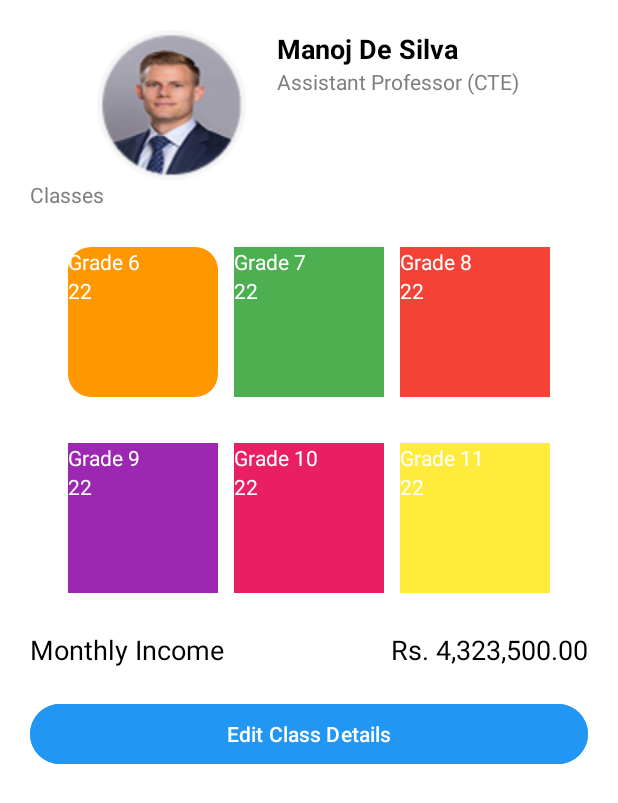
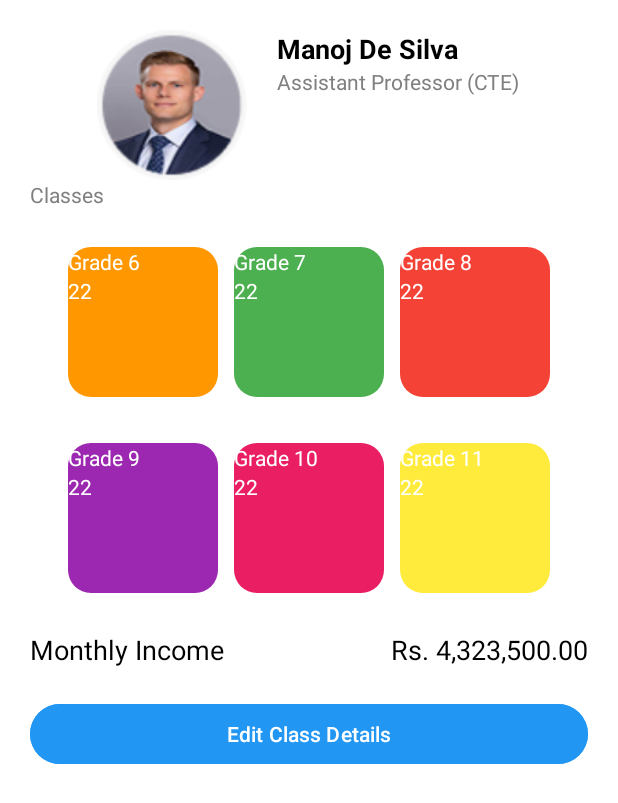
Before and after one commit to MeghanaNuwanthi/Tuition-Class-Management-System, an Android app: the DashboardActivity screen opened directly, with no data from a screen before it, on a phone screen of 412 x 824 dp. Shown: the top 803 px of the screen. Run offline under Robolectric (Android 15) with nearby library versions, the phone set to English and light mode, and no system bars.

Commit message:
Update activity_dashboard.xml

```diff
--- a/app/src/main/res/layout/activity_dashboard.xml
+++ b/app/src/main/res/layout/activity_dashboard.xml
@@ -93,7 +93,8 @@
         <LinearLayout
             android:layout_width="100dp"
             android:layout_height="100dp"
-            android:background="@color/grade7_color"
+            android:background="@drawable/button_square"
+            android:backgroundTint="@color/grade7_color"
             android:id="@+id/g7container"
             android:layout_margin="5dp">
 
@@ -119,7 +120,8 @@
         <LinearLayout
             android:layout_width="100dp"
             android:layout_height="100dp"
-            android:background="@color/grade8_color"
+            android:backgroundTint="@color/grade8_color"
+            android:background="@drawable/button_square"
             android:id="@+id/g8container"
             android:layout_margin="5dp">
 
@@ -154,7 +156,8 @@
         <LinearLayout
             android:layout_width="100dp"
             android:layout_height="100dp"
-            android:background="@color/grade9_color"
+            android:backgroundTint="@color/grade9_color"
+            android:background="@drawable/button_square"
             android:id="@+id/g9container"
             android:layout_margin="5dp">
 
@@ -180,7 +183,8 @@
         <LinearLayout
             android:layout_width="100dp"
             android:layout_height="100dp"
-            android:background="@color/grade10_color"
+            android:background="@drawable/button_square"
+            android:backgroundTint="@color/grade10_color"
             android:id="@+id/g10container"
             android:layout_margin="5dp">
 
@@ -206,7 +210,8 @@
         <LinearLayout
             android:layout_width="100dp"
             android:layout_height="100dp"
-            android:background="@color/grade11_color"
+            android:backgroundTint="@color/grade11_color"
+            android:background="@drawable/button_square"
             android:id="@+id/g11container"
             android:layout_margin="5dp">
 
```
Lines whose indentation alone changed are shown as unchanged.
